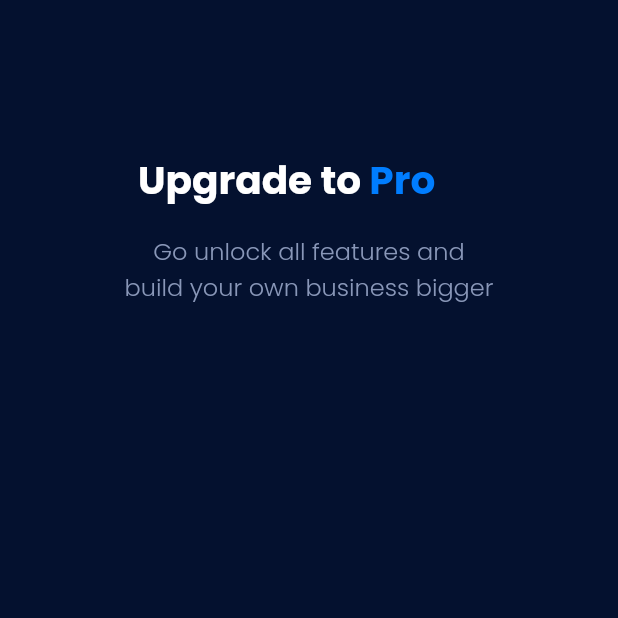
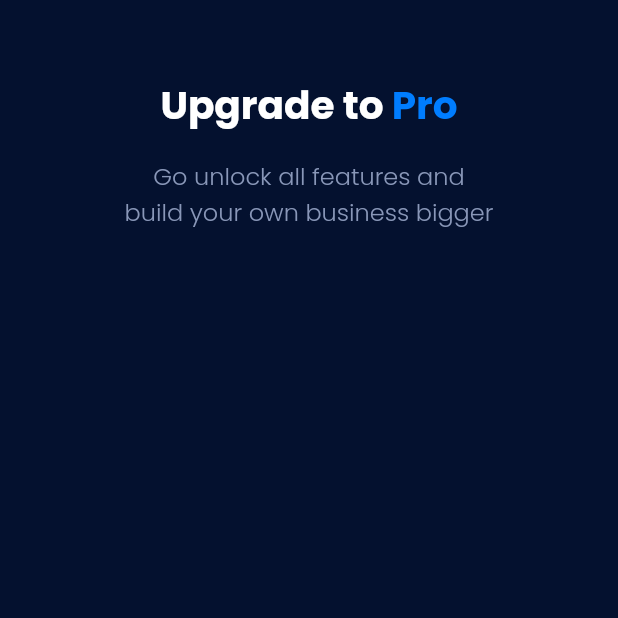
Before and after one commit to saydinaambiya/paymentplan_app, a Flutter app: the screen it shows after launch, on a phone screen of 412 x 824 dp, the top half of it. Run offline on Flutter 3.47's test engine with Material 2 defaults, Android fonts, the phone set to English and light mode, and no system bars; our stand-ins replace google_fonts.

```diff
--- a/lib/pages/plan.dart
+++ b/lib/pages/plan.dart
@@ -16,9 +16,8 @@ class PlanPage extends StatelessWidget {
         ),
         child: Column(
           children: [
-            Padding(
-              padding: const EdgeInsets.only(top: 50, left: 60),
-              child: Row(
+            Row(
+              mainAxisAlignment: MainAxisAlignment.center,
               children: [
                 Text(
                   'Upgrade to ',
@@ -29,7 +28,6 @@ class PlanPage extends StatelessWidget {
                   style: titleProStyle,
                 )
               ],
-              ),
             ),
             const SizedBox(height: 16),
             Text(
```
Also changed, not shown: lib/widgets/header.dart (added, +40 -0 lines). Lines whose indentation alone changed are shown as unchanged.
